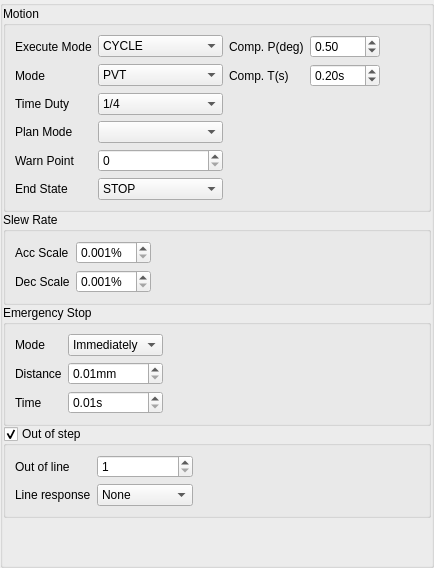
The window that source/wnd/ui/mrqaxes2.ui (ww4u/megarobostudio) describes before a commit, drawn with Qt 5.
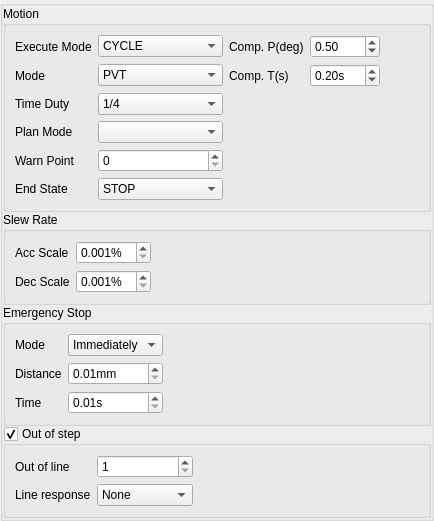
The same window after the commit. Icons and pictures are not drawn. Custom widgets are drawn as their Qt base class.

```diff
--- a/source/wnd/ui/mrqaxes2.ui
+++ b/source/wnd/ui/mrqaxes2.ui
@@ -7,7 +7,7 @@
     <x>0</x>
     <y>0</y>
     <width>434</width>
-    <height>568</height>
+    <height>476</height>
    </rect>
   </property>
   <property name="font">
```
